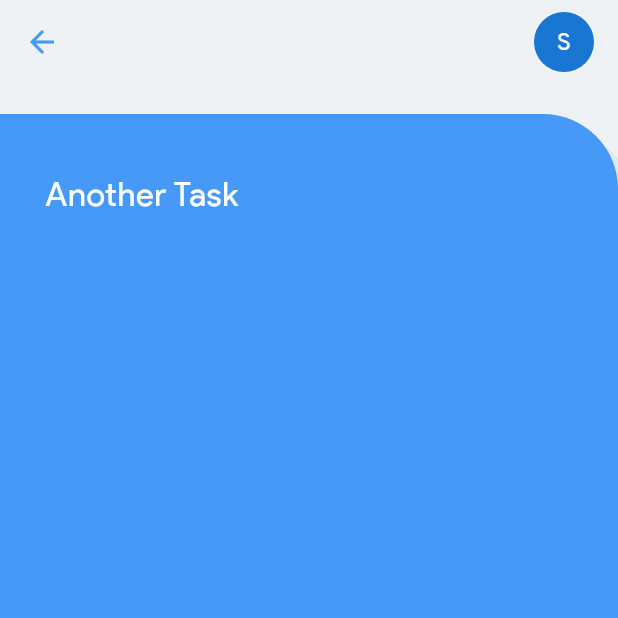
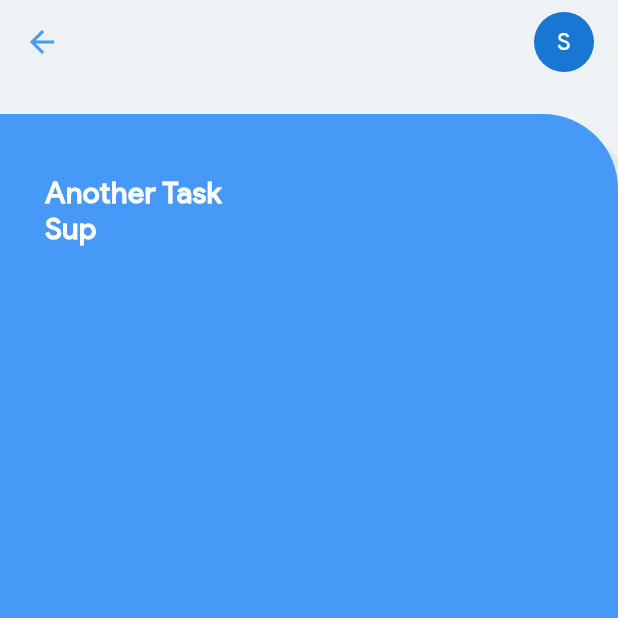
Before and after one commit to fluttertraining/todo, a Flutter app: the screen it shows after launch, after a tap on "Another Task", on a phone screen of 412 x 824 dp, the top half of it. Run offline on Flutter 3.47's test engine with Material 2 defaults, Android fonts, the phone set to English and light mode, and no system bars; statements that could not run were skipped.

Commit message:
improve styles and splitt files

```diff
--- a/lib/main.dart
+++ b/lib/main.dart
@@ -3,6 +3,8 @@ import 'package:flutter/cupertino.dart';
 import 'package:flutter/material.dart';
 import 'package:flutter/rendering.dart';
 import 'package:flutter/scheduler.dart' show timeDilation;
+
+import './src/route_animations.dart';
 import './src/task_list_screen.dart';
 import './src/theme.dart';
 
@@ -41,16 +43,30 @@ class _MyHomePageState extends State<MyHomePage> {
   }
 
   Widget _buildTaskListCard(BuildContext context, color, title, tag) {
-    var textStyle = color == Theme.of(context).primaryColor
-        ? Theme.of(context).primaryTextTheme.title.copyWith(color: Colors.white)
-        : Theme.of(context).primaryTextTheme.title;
+    var titleStyle;
+    var listItemStyle;
+
+    if (color == Theme.of(context).primaryColor) {
+      titleStyle =
+          Theme.of(context).textTheme.title.copyWith(color: Colors.white);
+      listItemStyle = Theme.of(context)
+          .primaryTextTheme
+          .subtitle
+          .copyWith(color: Colors.white);
+    } else {
+      titleStyle = Theme.of(context).textTheme.title;
+      listItemStyle = Theme.of(context)
+          .primaryTextTheme
+          .subtitle
+          .copyWith(color: Theme.of(context).accentColor);
+    }
 
     return GestureDetector(
       onTap: () => Navigator.of(context).push(
             FadeInSlideOutRoute(
               builder: (BuildContext context) => TaskListScreen(
                     title: title,
-                    textStyle: textStyle,
+                    textStyle: titleStyle,
                     color: color,
                     tag: tag,
                   ),
@@ -71,12 +87,26 @@ class _MyHomePageState extends State<MyHomePage> {
               ),
             ],
           ),
-          child: Container(
-            padding: EdgeInsets.only(left: 12.0, top: 35.0),
+          child: Padding(
+            padding: EdgeInsets.only(top: 35.0),
             child: Column(
               crossAxisAlignment: CrossAxisAlignment.start,
               children: <Widget>[
-                Text(title, style: textStyle),
+                Padding(
+                  padding: EdgeInsets.only(left: 15),
+                  child: Text(title, style: titleStyle),
+                ),
+                Padding(
+                  padding: EdgeInsets.only(left: 10),
+                  child: Row(
+                    children: <Widget>[
+                      Text(
+                        'Sup',
+                        style: listItemStyle,
+                      ),
+                    ],
+                  ),
+                )
               ],
             ),
           ),
@@ -259,16 +289,3 @@ class ClockPainter extends CustomPainter {
     return true;
   }
 }
-
-class FadeInSlideOutRoute<T> extends CupertinoPageRoute<T> {
-  FadeInSlideOutRoute({WidgetBuilder builder, RouteSettings settings})
-      : super(builder: builder, settings: settings);
-
-  @override
-  Widget buildTransitions(BuildContext context, Animation<double> animation,
-      Animation<double> secondaryAnimation, Widget child) {
-    if (settings.isInitialRoute) return child;
-
-    return FadeTransition(opacity: animation, child: child);
-  }
-}
--- /dev/null
+++ b/lib/src/route_animations.dart
@@ -0,0 +1,14 @@
+import 'package:flutter/cupertino.dart';
+
+class FadeInSlideOutRoute<T> extends CupertinoPageRoute<T> {
+  FadeInSlideOutRoute({WidgetBuilder builder, RouteSettings settings})
+      : super(builder: builder, settings: settings);
+
+  @override
+  Widget buildTransitions(BuildContext context, Animation<double> animation,
+      Animation<double> secondaryAnimation, Widget child) {
+    if (settings.isInitialRoute) return child;
+
+    return FadeTransition(opacity: animation, child: child);
+  }
+}
--- a/lib/src/task_list_screen.dart
+++ b/lib/src/task_list_screen.dart
@@ -43,12 +43,17 @@ class TaskListScreen extends StatelessWidget {
               ),
             ],
           ),
-          child: Container(
+          child: Padding(
             padding: EdgeInsets.only(left: 30.0, top: 40.0, right: 10.0),
             child: Column(
               crossAxisAlignment: CrossAxisAlignment.start,
               children: <Widget>[
                 Text(title, style: textStyle),
+                Row(
+                  children: <Widget>[
+                    Text('Sup', style: textStyle),
+                  ],
+                )
               ],
             ),
           ),
--- a/lib/src/theme.dart
+++ b/lib/src/theme.dart
@@ -10,6 +10,14 @@ final themeData = ThemeData(
   backgroundColor: grey,
   fontFamily: 'Product Sans',
   scaffoldBackgroundColor: grey,
+  textTheme: TextTheme(
+    title: TextStyle(
+      color: greyBlue,
+      fontSize: 20,
+      letterSpacing: 0.4,
+      fontWeight: FontWeight.w700,
+    ),
+  ),
   primaryTextTheme: TextTheme(
     subtitle: TextStyle(
       fontWeight: FontWeight.w700,
```
